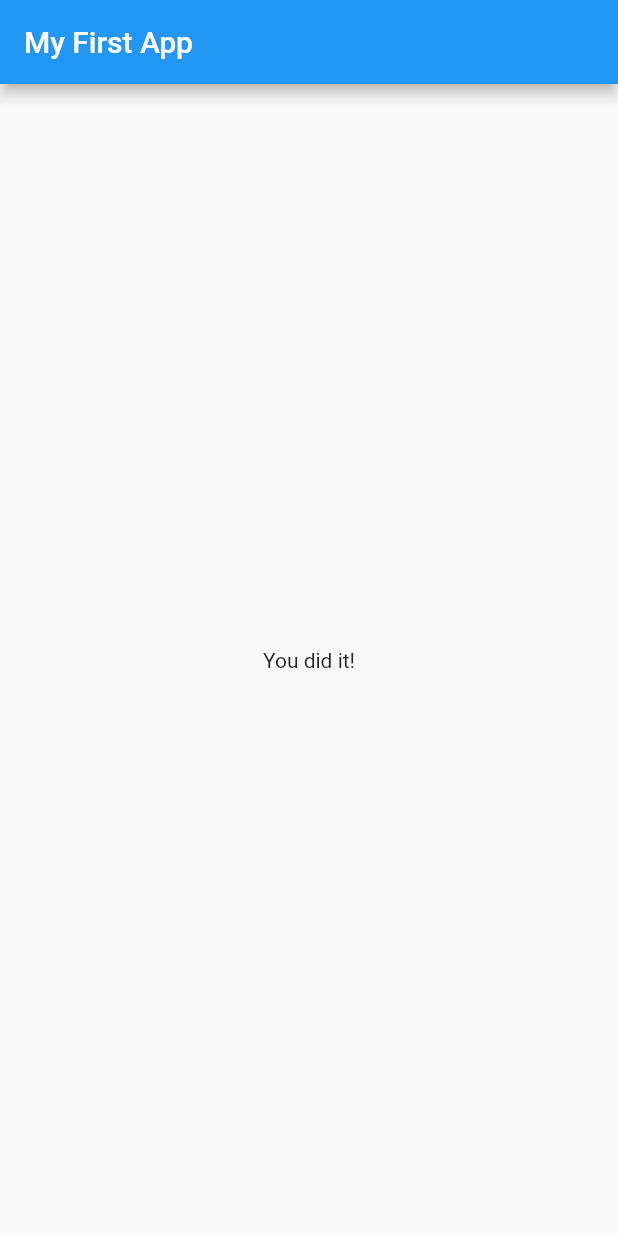
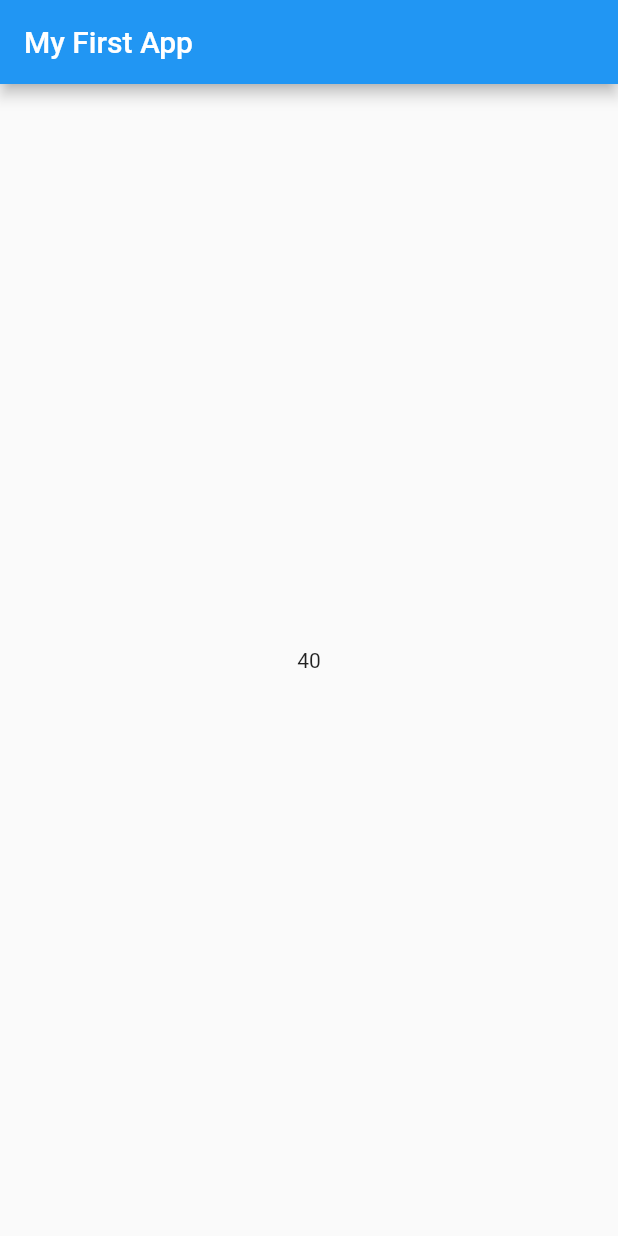
Before and after one commit to trm11tkr/flutter-complete-guide, a Flutter app: the screen it shows after launch, after a tap on "Black", after a tap on "Rabbit", after a tap on "Badminton", on a phone screen of 412 x 824 dp. Run offline on Flutter 3.47's test engine with Material 2 defaults, Android fonts, the phone set to English and light mode, and no system bars.

Commit message:
最終スコアを表示

```diff
--- a/lib/main.dart
+++ b/lib/main.dart
@@ -15,6 +15,8 @@ class MyApp extends StatefulWidget {
 
 class _MyAppState extends State<MyApp> {
   var _questionIndex = 0;
+  var _totalScore = 0;
+
   final _questions = const <Map<String, dynamic>>[
     {
       'questionText': 'What\'s your favorite color?',
@@ -48,7 +50,9 @@ class _MyAppState extends State<MyApp> {
     },
   ];
 
-  void _answerQuestion() {
+  void _answerQuestion(int score) {
+    _totalScore += score;
+
     setState(() {
       _questionIndex = _questionIndex + 1;
     });
@@ -67,8 +71,8 @@ class _MyAppState extends State<MyApp> {
                 questions: _questions,
                 questionIndex: _questionIndex,
               )
-            : const Center(
-                child: Text('You did it!'),
+            : Center(
+                child: Text(_totalScore.toString()),
               ),
       ),
     );
--- a/lib/quiz.dart
+++ b/lib/quiz.dart
@@ -9,7 +9,7 @@ class Quiz extends StatelessWidget {
 
   final List<Map<String, dynamic>> questions;
   final int questionIndex;
-  final VoidCallback answerQuestion;
+  final Function answerQuestion;
 
   @override
   Widget build(BuildContext context) {
@@ -18,7 +18,7 @@ class Quiz extends StatelessWidget {
         Question(questionText: questions[questionIndex]['questionText'] as String),
         ...(questions[questionIndex]['answers'] as List<Map<String, dynamic>>).map(
           (answer) {
-            return Answer(selectHandler: answerQuestion, answerText: answer['text']);
+            return Answer(selectHandler: () => answerQuestion(answer['score']), answerText: answer['text']);
           },
         ).toList(),
       ],
```
